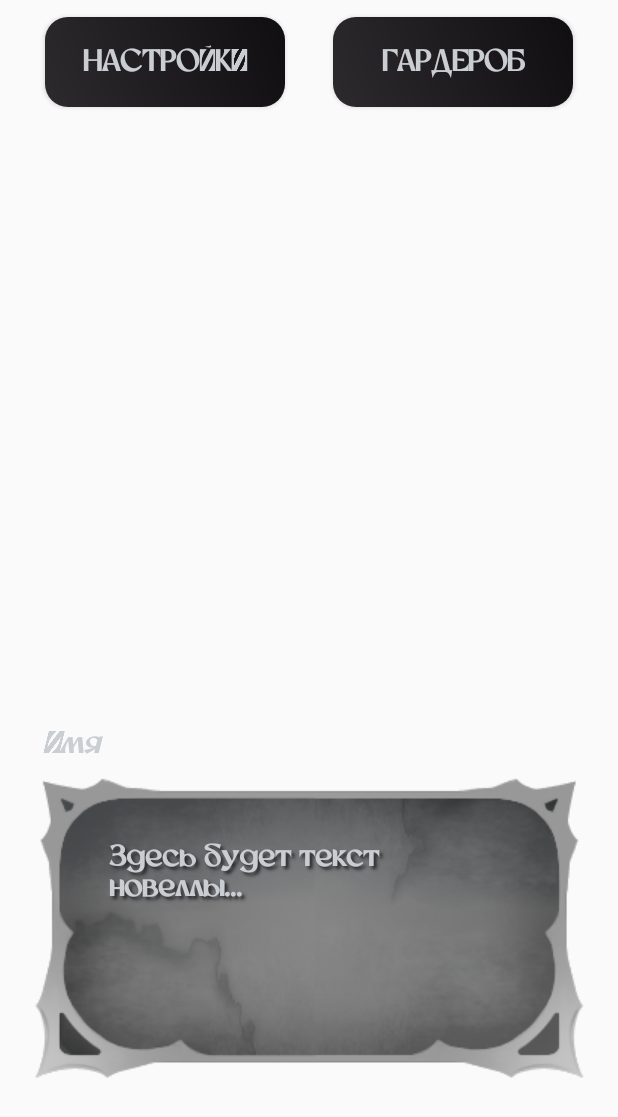
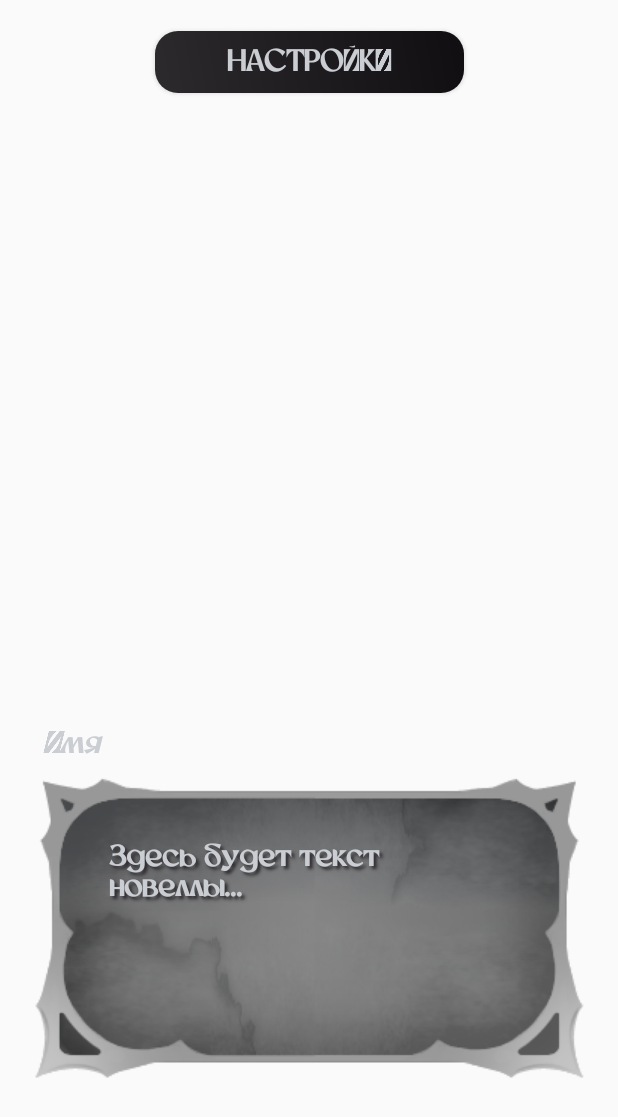
Before and after one commit to ksenmay/riemvide, an Android app: the layout game.xml on its own in the app's theme, with its tools: preview values and no code run, on a phone screen of 412 x 824 dp. Shown: the top 1117 px of the screen. Run offline under Robolectric (Android 15) with nearby library versions, the phone set to English and light mode, and no system bars.

Commit message:
bug fix NPE

```diff
--- a/app/src/main/java/by/may/activities/GameActivity.java
+++ b/app/src/main/java/by/may/activities/GameActivity.java
@@ -2,6 +2,8 @@ package by.may.activities;
 
 import android.annotation.SuppressLint;
 import android.os.Bundle;
+import android.view.View;
+
 import androidx.appcompat.app.AppCompatActivity;
 import by.may.R;
 import by.may.engine.ActivityControl;
@@ -21,11 +23,10 @@ public class GameActivity extends AppCompatActivity {
         engine = new Engine(this);
         engine.init();
         engine.getMusicManager().loadSavedMusic();
-
         ActivityControl control = engine.getControl();
+        control.setupTop();
         uiSetting = new UIsetting(this);
         uiSetting.hideSystemUI();
-        control.setupTop();
     }
 
     @Override
--- a/app/src/main/java/by/may/engine/Engine.java
+++ b/app/src/main/java/by/may/engine/Engine.java
@@ -58,7 +58,6 @@ public class Engine {
     }
 
     public void showCurrentLine() {
-
 
         Log.d("выбор", String.valueOf(isChoice));
         Log.d("блокировка", String.valueOf(isInputLocked));
--- a/app/src/main/res/layout/game.xml
+++ b/app/src/main/res/layout/game.xml
@@ -39,9 +39,8 @@
 
     <Button
         android:id="@+id/settingsButton"
-        android:layout_width="160dp"
-        android:layout_height="60dp"
-        android:layout_marginStart="30dp"
+        android:layout_width="0dp"
+        android:layout_height="0dp"
         android:background="@drawable/choice_button"
         android:fontFamily="@font/f3"
         android:text="Настройки"
@@ -49,23 +48,12 @@
         android:textSize="20sp"
         android:textStyle="bold"
         app:layout_constraintBottom_toBottomOf="@id/topTouchArea"
+        app:layout_constraintEnd_toEndOf="parent"
+        app:layout_constraintHeight_percent="0.05"
         app:layout_constraintStart_toStartOf="parent"
-        app:layout_constraintTop_toTopOf="@id/topTouchArea" />
-
-    <Button
-        android:id="@+id/wardrobeButton2"
-        android:layout_width="160dp"
-        android:layout_height="60dp"
-        android:layout_marginEnd="30dp"
-        android:background="@drawable/choice_button"
-        android:fontFamily="@font/f3"
-        android:text="Гардероб"
-        android:textColor="@color/softgray"
-        android:textSize="20sp"
-        android:textStyle="bold"
-        app:layout_constraintBottom_toBottomOf="@id/topTouchArea"
-        app:layout_constraintEnd_toEndOf="parent"
-        app:layout_constraintTop_toTopOf="@id/topTouchArea" />
+        app:layout_constraintTop_toTopOf="@id/topTouchArea"
+        app:layout_constraintWidth_percent="0.5"
+        tools:ignore="TouchTargetSizeCheck" />
 
     <ImageView
         android:id="@+id/characterImage"
--- a/app/src/main/res/layout/items.xml
+++ b/app/src/main/res/layout/items.xml
@@ -10,7 +10,7 @@
         android:id="@+id/itemTitle"
         android:layout_width="0dp"
         android:layout_height="wrap_content"
-        android:background="@drawable/closed_chapter"
+        android:background="@drawable/rounded_button"
         android:fontFamily="@font/f3"
         android:padding="30dp"
         android:text="Заголовок"
```
Also changed, not shown: app/src/main/java/by/may/activities/WardrobeActivity.java (+0 -35 lines), app/src/main/java/by/may/engine/ActivityControl.java (+2 -8 lines), app/src/main/java/by/may/engine/MainCharManager.java (+2 -21 lines), app/src/main/java/by/may/engine/VisualManager.java (+26 -0 lines), app/src/main/assets/looks/look2.png (renamed from app/src/main/assets/looks/look2.PNG), app/src/main/res/drawable/main.png (added), app/src/main/res/drawable/main_character.png (added), app/src/main/res/drawable/npc1.png (added), 3 other files.
